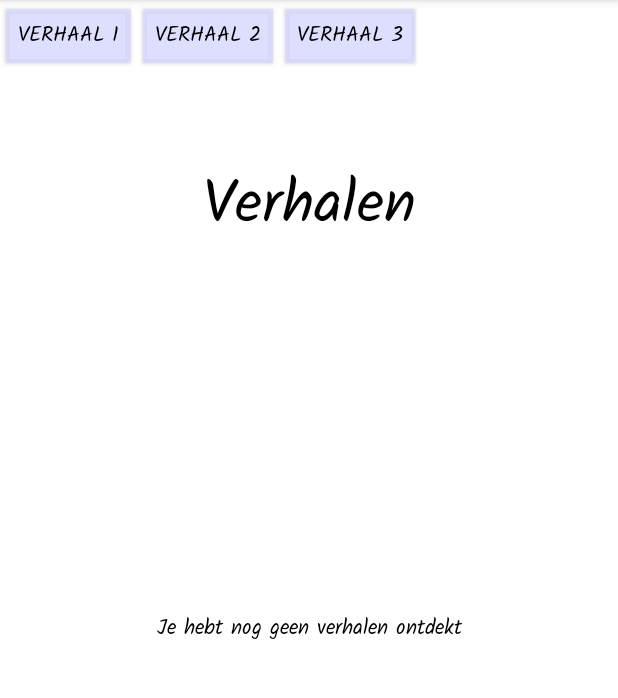
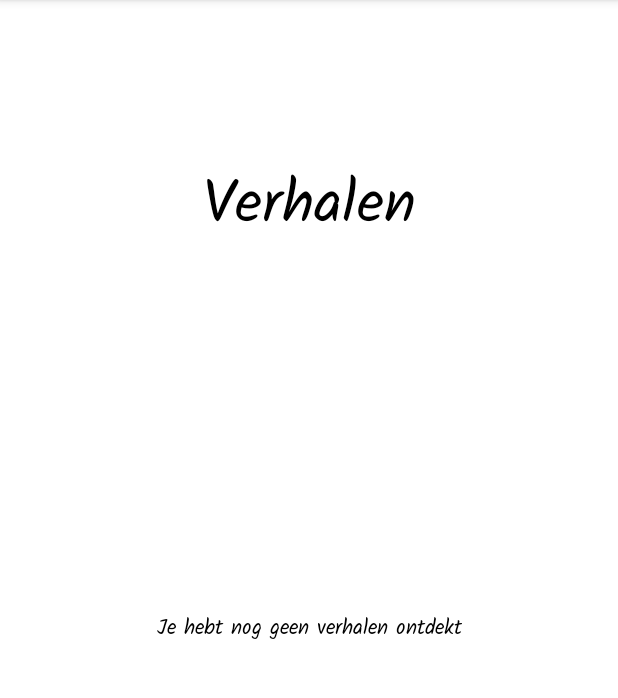
Before and after one commit to 589Hours/MobieleBelevingApp, an Android app: the ChooseStoryActivity screen opened directly, with no data from a screen before it, on a phone screen of 412 x 824 dp, the part 84-782 px from its top. Run offline under Robolectric (Android 15) with nearby library versions, the phone set to English and light mode, and no system bars.

Commit message:
Removed buttons of demonstration

```diff
--- a/androidCode/app/src/main/java/com/example/mobielebeleving/activityclasses/ChooseStoryActivity.java
+++ b/androidCode/app/src/main/java/com/example/mobielebeleving/activityclasses/ChooseStoryActivity.java
@@ -28,52 +28,11 @@ public class ChooseStoryActivity extends AppCompatActivity
         geenVerhalen = findViewById(R.id.geenverhalen);
 
         StoryManager.setApplicationContext(getApplicationContext());
-        demonstratie();
         updateStoryList();
 
         if (StoryManager.amountOfStory() == 0) {
             geenVerhalen.setVisibility(View.VISIBLE);
         }
-
-//        if (StoryManager.amountOfStory() != 0) {
-//            storyRecyclerView = findViewById(R.id.StoryRecyclerView);
-//            storyRecyclerViewAdapter = new StoryAdapter(this,
-//                    StoryManager.getStory(),
-//                    this);
-//            storyRecyclerView.setAdapter(storyRecyclerViewAdapter);
-//            storyRecyclerView.setLayoutManager(new LinearLayoutManager(this));
-//        }
-    }
-
-    public void demonstratie() {
-        //Ter demonstratie, mag daarna weggehaald worden
-        Button verhaal1 = findViewById(R.id.button);
-        Button verhaal2 = findViewById(R.id.button2);
-        Button verhaal3 = findViewById(R.id.button3);
-        verhaal1.setOnClickListener(new View.OnClickListener() {
-            @Override
-            public void onClick(View v) {
-                StoryManager.test = "1";
-                StoryManager.createStory();
-                updateStoryList();
-            }
-        });
-        verhaal2.setOnClickListener(new View.OnClickListener() {
-            @Override
-            public void onClick(View v) {
-                StoryManager.test = "2";
-                StoryManager.createStory();
-                updateStoryList();
-            }
-        });
-        verhaal3.setOnClickListener(new View.OnClickListener() {
-            @Override
-            public void onClick(View v) {
-                StoryManager.test = "3";
-                StoryManager.createStory();
-                updateStoryList();
-            }
-        });
     }
 
     public void updateStoryList(){
--- a/androidCode/app/src/main/res/layout/choose_story.xml
+++ b/androidCode/app/src/main/res/layout/choose_story.xml
@@ -44,30 +44,6 @@
         app:layout_constraintGuide_percent="0.91"
         app:layout_constraintStart_toStartOf="parent" />
 
-    <Button
-        android:id="@+id/button"
-        android:layout_width="wrap_content"
-        android:layout_height="wrap_content"
-        android:text="Verhaal 1"
-        app:layout_constraintStart_toStartOf="parent"
-        app:layout_constraintTop_toTopOf="parent" />
-
-    <Button
-        android:id="@+id/button2"
-        android:layout_width="wrap_content"
-        android:layout_height="wrap_content"
-        android:text="Verhaal 2"
-        app:layout_constraintStart_toEndOf="@+id/button"
-        app:layout_constraintTop_toTopOf="parent" />
-
-    <Button
-        android:id="@+id/button3"
-        android:layout_width="wrap_content"
-        android:layout_height="wrap_content"
-        android:text="Verhaal 3"
-        app:layout_constraintStart_toEndOf="@+id/button2"
-        app:layout_constraintTop_toTopOf="parent" />
-
     <TextView
         android:id="@+id/geenverhalen"
         android:layout_width="wrap_content"
```
